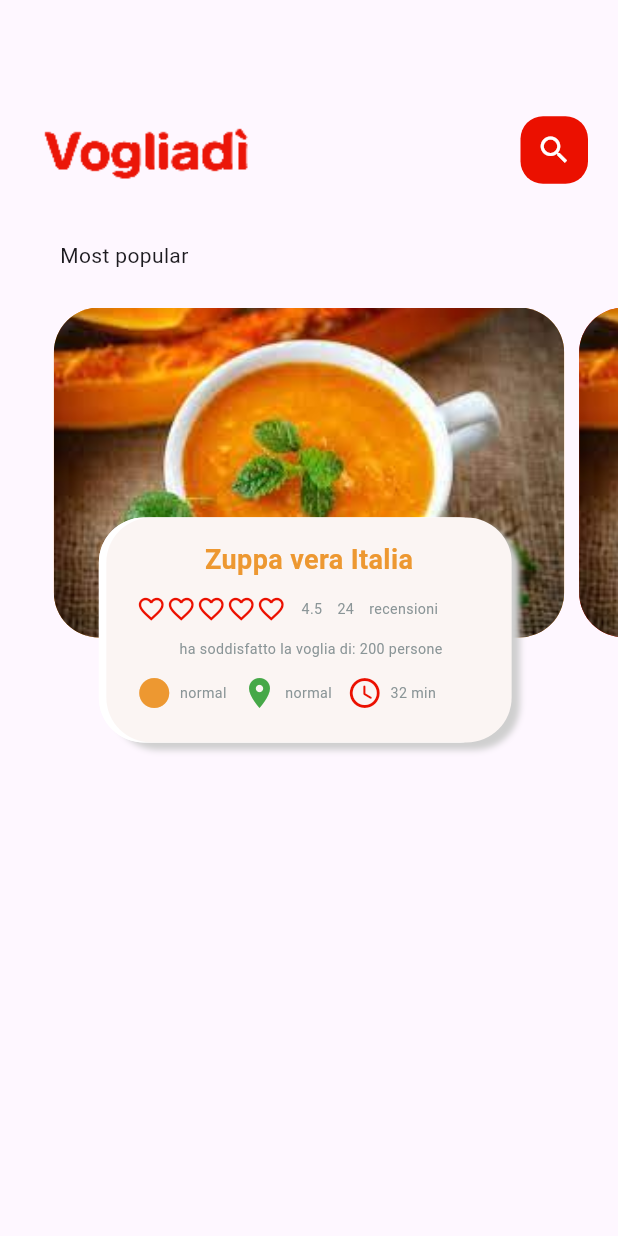
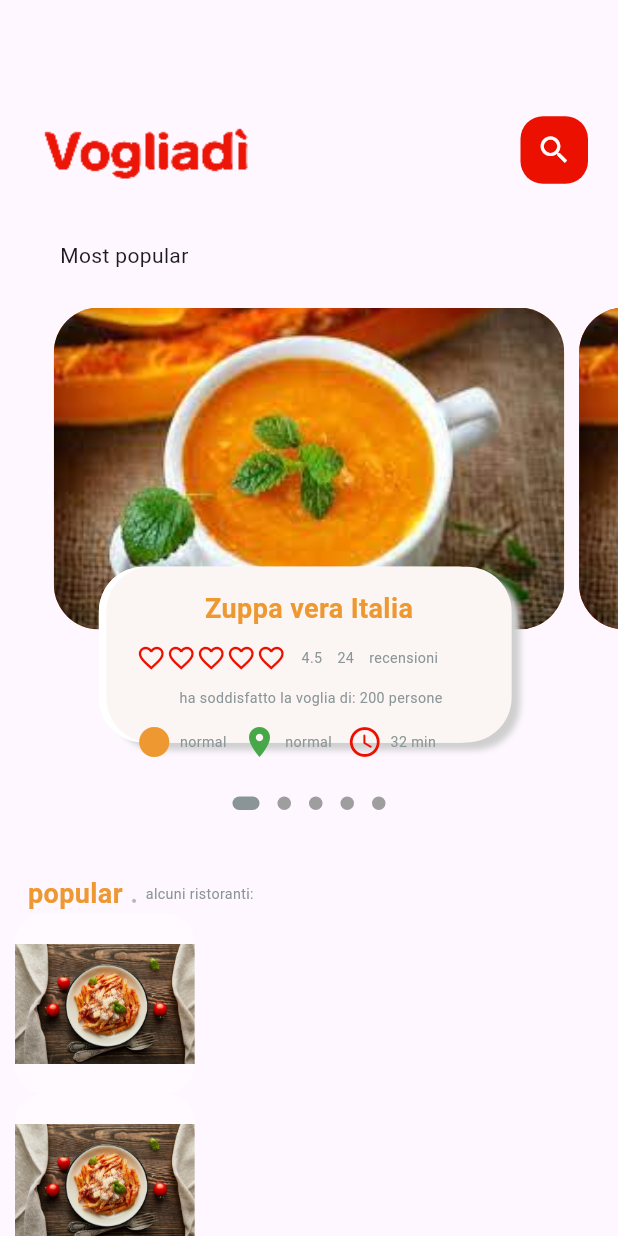
Before and after one commit to auri9945/vogliadifood, a Flutter app: the MainFood screen opened directly, on a phone screen of 412 x 824 dp. Run offline on Flutter 3.47's test engine with Material 3 defaults, Android fonts, the phone set to English and light mode, and no system bars; drawn by our look-alikes of dots_indicator; our stand-ins replace get.

Commit message:
aggiunta elementi fino alle foto sotto

```diff
--- a/lib/home/food_scroll.dart
+++ b/lib/home/food_scroll.dart
@@ -1,10 +1,12 @@
-
+import 'package:dots_indicator/dots_indicator.dart';
 import 'package:flutter/cupertino.dart';
 import 'package:flutter/material.dart';
 import 'package:vogliadifood/utils/colors.dart';
+import 'package:vogliadifood/utils/dimensions.dart';
 import 'package:vogliadifood/widgets/Icon_and_text_widget_dart.dart';
 import 'package:vogliadifood/widgets/big_text.dart';
 import 'package:vogliadifood/widgets/small_text.dart';
+/*import 'package:get/get.dart';*/
 
 
 
@@ -19,11 +21,23 @@ class FoodScroll extends StatefulWidget {
 
 class _FoodScrollState extends State<FoodScroll> {
   PageController pageController = PageController(viewportFraction: 0.85);
-
+  var _currPageValue=0.0;
+  /*double _height=Dimensions.pageViewContainer;*/
+  @override
+  void initState(){
+    super.initState();
+    pageController.addListener(() {
+      setState(() {
+        _currPageValue= pageController.page!;
+      });
+    });
+  }
 
   @override
   Widget build(BuildContext context) {
-    return Container(
+    return Column(
+      children: [
+        Container(
           height: 320,
           child: PageView.builder(
               controller: pageController,
@@ -31,13 +45,76 @@ class _FoodScrollState extends State<FoodScroll> {
               itemBuilder: (context, position){
                 return _buildPageItem(position);
               }),
+        ),
+        new DotsIndicator(
+        dotsCount: 5,
+        position: _currPageValue,
+        decorator: DotsDecorator(
+          activeColor: AppColors.Grigio,
+          size: const Size.square(9.0),
+          activeSize: const Size(18.0, 9.0),
+          activeShape: RoundedRectangleBorder(borderRadius: BorderRadius.circular(5.0)),
+        ),
+        ),
+
+     //popular text
+        SizedBox(height: Dimensions.height30,),
+        Container(
+          margin: EdgeInsets.only(left:Dimensions.width30),
+          child: Row(
+            children: [
+              BigText(text: "popular"),
+              SizedBox(width: Dimensions.width10,),
+              Container(
+                child: BigText(text: ".", color: Colors.black26,),
+              ),
+              SizedBox(width: Dimensions.width10,),
+              Container(
+                child: SmallText(text: "alcuni ristoranti:",),
+              )
+
+            ],
+          ),
+        ),
+        //lista di cibo e immagini
+        Container(
+          height: 700,
+          child: ListView.builder(
+                itemCount: 10,
+                itemBuilder: (context, index){
+                  return Container(
+                      margin: EdgeInsets.only(left:Dimensions.width20,right: Dimensions.width20),
+                      child: Row(
+                        children: [
+                          Container(
+                            width:120,
+                            height: 120,
+                            decoration: BoxDecoration(
+                                borderRadius: BorderRadius.circular(Dimensions.radius20),
+                                color: Colors.white38,
+                                image: DecorationImage(
+                                    image: AssetImage(
+                                        "assets/image/cibo0.jpg"
+                                    )
+                                )
+                            ),
+                          )
+                        ],
+                      )
                   );
+                })
+        )
+
+      ],
+    );
+
   }
+
   Widget _buildPageItem(int index) {
     return  Stack(
         children:[
           Container(
-          height: 220,
+          height: Dimensions.pageViewContainer,
           margin: EdgeInsets.only(left:5, right: 5),
           decoration: BoxDecoration(
               borderRadius: BorderRadius.circular(30),
@@ -50,7 +127,7 @@ class _FoodScrollState extends State<FoodScroll> {
          Align(
            alignment: Alignment.bottomCenter,
            child: Container(
-              height: 150,
+              height: Dimensions.pageViewTextContainer,
               margin: EdgeInsets.only(left:40, right: 40, bottom: 30),
               decoration: BoxDecoration(
                   borderRadius: BorderRadius.circular(30),
--- /dev/null
+++ b/lib/utils/dimensions.dart
@@ -0,0 +1,25 @@
+import 'package:get/get.dart';
+class Dimensions {
+
+static double screenHeight = Get.context!.height;
+static double screenWidth = Get.context!.width;
+
+static double pageView=screenHeight/2.64;
+static double pageViewContainer= screenHeight/3.84;
+static double pageViewTextContainer= screenHeight/7.03;
+
+static double height10 = screenHeight/84.4;
+static double height20 = screenHeight/42.2;
+static double height30 = screenHeight/22.2;
+
+static double width10 = screenWidth/84.4;
+static double width20 = screenWidth/42.2;
+static double width30 = screenWidth/22.2;
+
+//radius
+static double radius15 = screenHeight/57.6;
+static double radius20 = screenHeight/42.2;
+static double radius30 = screenHeight/28.13;
+
+
+}
--- a/pubspec.yaml
+++ b/pubspec.yaml
@@ -32,6 +32,8 @@ environment:
 dependencies:
   flutter:
     sdk: flutter
+  get: ^4.1.4
+  dots_indicator: ^2.1.1
 
   # The following adds the Cupertino Icons font to your application.
   # Use with the CupertinoIcons class for iOS style icons.
```
Also changed, not shown: assets/image/cibo0.jpg (added), pubspec.lock. Lines whose indentation alone changed are shown as unchanged.
